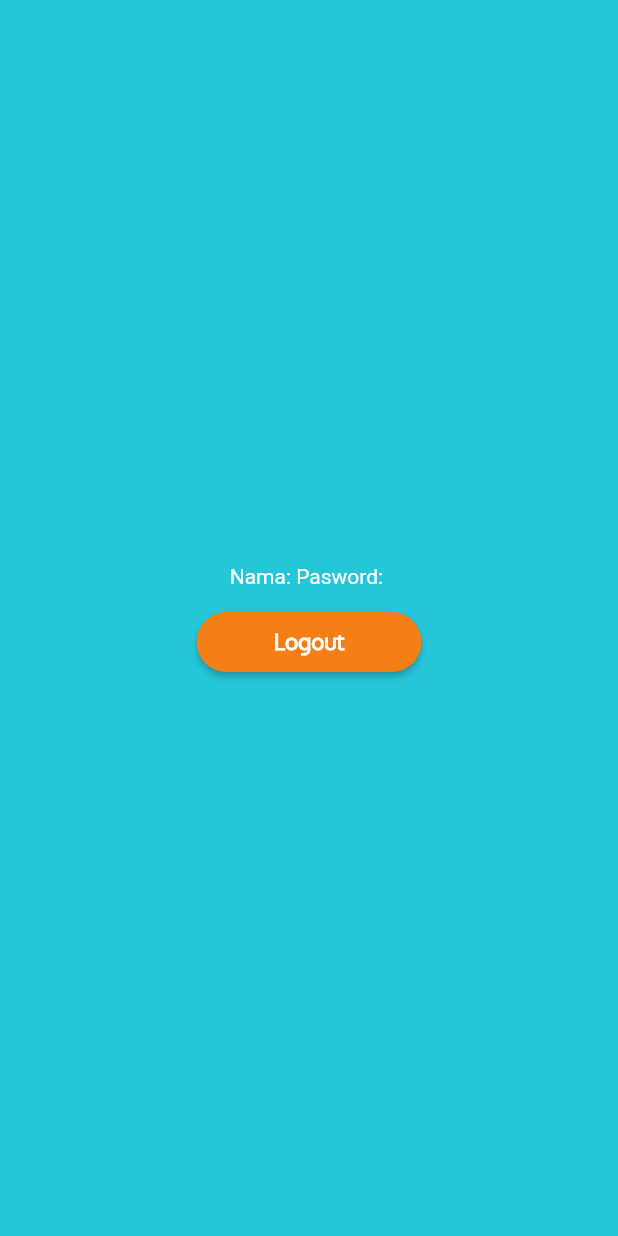
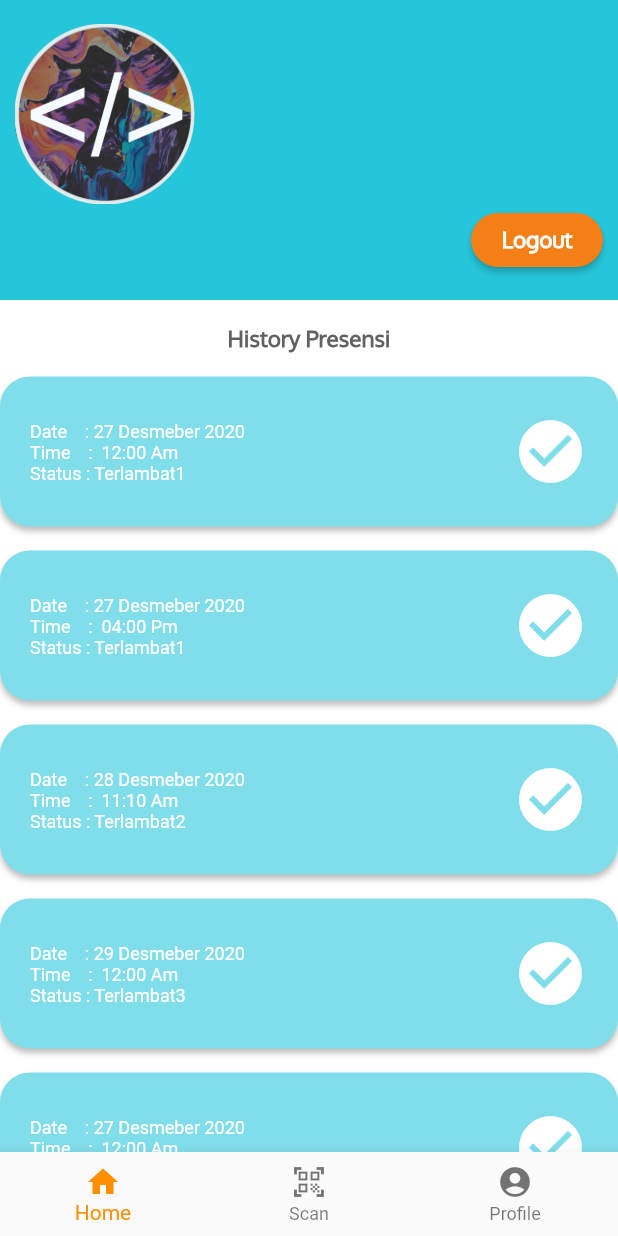
Before and after one commit to Rialga/PresensiMobile, a Flutter app: the screen it shows after launch, after a tap on "Login", on a phone screen of 412 x 824 dp. Run offline on Flutter 3.47's test engine with Material 2 defaults, Android fonts, the phone set to English and light mode, and no system bars; our stand-ins replace splashscreen.

Commit message:
done list view and silverAppBar

```diff
--- a/lib/dashboardPage.dart
+++ b/lib/dashboardPage.dart
@@ -1,28 +1,64 @@
 import 'package:flutter/material.dart';
+import 'package:persensi/loginPage.dart';
+import 'model/presensiHistory.dart';
 
-class DashboardPage extends StatelessWidget {
+class DashboardPage extends StatefulWidget {
   final String name, password;
   DashboardPage({@required this.name, @required this.password});
+  static const double _appBarBottomBtnPosition = 24.0;
+
+  @override
+  _DashboardPageState createState() => _DashboardPageState();
+}
+
+class _DashboardPageState extends State<DashboardPage> {
+  int _selectedIndex = 0;
+
+//change bottomBar
+  void _onItemTapped(int index) {
+    setState(() {
+      _selectedIndex = index;
+      if (index == 1) {
+        Navigator.pop(context);
+      }
+    });
+  }
 
   Widget build(BuildContext context) {
     return Scaffold(
+      backgroundColor: Colors.white,
+      body: NestedScrollView(
+        headerSliverBuilder: (context, isScrolled) {
+          return [
+            SliverAppBar(
+              pinned: true,
               backgroundColor: Colors.cyan[400],
-      body: Center(
-        child: SingleChildScrollView(
+              automaticallyImplyLeading: false,
+              expandedHeight: 200,
+              flexibleSpace: FlexibleSpaceBar(
+                title: Text(widget.name),
+                titlePadding: const EdgeInsets.only(left: 16, bottom: 10),
+                background: Container(
+                  margin: EdgeInsets.symmetric(vertical: 16.0),
                   child: Column(
-            children: [
+                    mainAxisAlignment: MainAxisAlignment.spaceEvenly,
+                    children: <Widget>[
                       Container(
-                child: Text(
-                  'Nama: ' + name + 'Pasword: ' + password,
-                  style: TextStyle(
-                    color: Colors.white,
+                        padding: const EdgeInsets.only(left: 10),
+                        child: Align(
+                          alignment: Alignment.centerLeft,
+                          child: Image.asset(
+                            'assets/images/Logo.png',
+                            fit: BoxFit.cover,
+                            width: 120,
+                            height: 120,
                           ),
                         ),
                       ),
                       Container(
-                width: 150,
-                height: 40,
-                margin: const EdgeInsets.only(top: 16),
+                        padding: const EdgeInsets.only(right: 10),
+                        child: Align(
+                          alignment: Alignment.topRight,
                           child: RaisedButton(
                             color: Colors.yellow[900],
                             shape: RoundedRectangleBorder(
@@ -42,10 +78,127 @@ class DashboardPage extends StatelessWidget {
                             },
                           ),
                         ),
+                      )
                     ],
                   ),
                 ),
               ),
+            ),
+          ];
+        },
+        body: SingleChildScrollView(
+          child: Column(
+            children: [
+              new Center(
+                child: Padding(
+                  padding: const EdgeInsets.only(top: 16),
+                  child: Text(
+                    'History Presensi',
+                    style: TextStyle(
+                      color: Colors.grey[700],
+                      fontSize: 15,
+                      fontFamily: 'Oxygen',
+                      fontWeight: FontWeight.bold,
+                    ),
+                  ),
+                ),
+              ),
+
+              // List Data
+              new Center(
+                child: ListView.builder(
+                  primary: false,
+                  shrinkWrap: true,
+                  itemCount: null == historyList ? 0 : historyList.length,
+                  itemBuilder: (context, index) {
+                    return Container(
+                      margin: const EdgeInsets.only(top: 16),
+                      width: 480,
+                      height: 100,
+                      decoration: BoxDecoration(
+                        color: Colors.cyan[200],
+                        borderRadius: BorderRadius.circular(20),
+                        boxShadow: [
+                          BoxShadow(
+                            color: Colors.grey[400],
+                            offset: Offset(0, 3),
+                            blurRadius: 3,
+                          ),
+                        ],
+                      ),
+                      child: Row(
+                        mainAxisAlignment: MainAxisAlignment.spaceBetween,
+                        children: [
+                          Container(
+                            margin: const EdgeInsets.only(left: 20, top: 30),
+                            child: Column(
+                              crossAxisAlignment: CrossAxisAlignment.start,
+                              children: [
+                                Text(
+                                  'Date    : ' + historyList[index].date,
+                                  style: TextStyle(
+                                    fontSize: 12,
+                                    color: Colors.white,
+                                  ),
+                                ),
+                                Text(
+                                  'Time    :  ' + historyList[index].time,
+                                  style: TextStyle(
+                                    fontSize: 12,
+                                    color: Colors.white,
+                                  ),
+                                ),
+                                Text(
+                                  'Status : Terlambat' +
+                                      historyList[index].status,
+                                  style: TextStyle(
+                                    fontSize: 12,
+                                    color: Colors.white,
+                                  ),
+                                ),
+                              ],
+                            ),
+                          ),
+                          Container(
+                            margin: const EdgeInsets.only(
+                              right: 20,
+                            ),
+                            alignment: Alignment.centerRight,
+                            child: Icon(
+                              Icons.check_circle,
+                              color: Colors.white,
+                              size: 50.0,
+                            ),
+                          ),
+                        ],
+                      ),
+                    );
+                  },
+                ),
+              ),
+            ],
+          ),
+        ),
+      ),
+      bottomNavigationBar: BottomNavigationBar(
+        items: const <BottomNavigationBarItem>[
+          BottomNavigationBarItem(
+            icon: Icon(Icons.home),
+            label: 'Home',
+          ),
+          BottomNavigationBarItem(
+            icon: Icon(Icons.qr_code_scanner),
+            label: 'Scan',
+          ),
+          BottomNavigationBarItem(
+            icon: Icon(Icons.account_circle),
+            label: 'Profile',
+          ),
+        ],
+        currentIndex: _selectedIndex,
+        selectedItemColor: Colors.amber[800],
+        onTap: _onItemTapped,
+      ),
     );
   }
 }
--- a/lib/loginPage.dart
+++ b/lib/loginPage.dart
@@ -57,7 +57,7 @@ class _LoginPageState extends State<LoginPage> {
                   ),
                 ),
 
-                // email field
+                // name field
                 new Container(
                   width: 250,
                   height: 40,
@@ -71,7 +71,7 @@ class _LoginPageState extends State<LoginPage> {
                     decoration: InputDecoration(
                       filled: true,
                       fillColor: Colors.white,
-                      hintText: 'E-mail',
+                      hintText: 'Nama',
                       contentPadding: const EdgeInsets.only(
                           left: 16.0, bottom: 11.0, right: 16),
                       focusedBorder: OutlineInputBorder(
--- /dev/null
+++ b/lib/model/presensiHistory.dart
@@ -0,0 +1,64 @@
+class PresensiHistory {
+  String date;
+  String time;
+  String status;
+
+  PresensiHistory({
+    this.date,
+    this.time,
+    this.status,
+  });
+}
+
+var historyList = [
+  PresensiHistory(
+    date: '27 Desmeber 2020',
+    time: '12:00 Am',
+    status: '1',
+  ),
+  PresensiHistory(
+    date: '27 Desmeber 2020',
+    time: '04:00 Pm',
+    status: '1',
+  ),
+  PresensiHistory(
+    date: '28 Desmeber 2020',
+    time: '11:10 Am',
+    status: '2',
+  ),
+  PresensiHistory(
+    date: '29 Desmeber 2020',
+    time: '12:00 Am',
+    status: '3',
+  ),
+  PresensiHistory(
+    date: '27 Desmeber 2020',
+    time: '12:00 Am',
+    status: '2',
+  ),
+  PresensiHistory(
+    date: '27 Desmeber 2020',
+    time: '12:00 Am',
+    status: '3',
+  ),
+  PresensiHistory(
+    date: '27 Desmeber 2020',
+    time: '12:00 Am',
+    status: '1',
+  ),
+  PresensiHistory(
+    date: '27 Desmeber 2020',
+    time: '12:00 Am',
+    status: '1',
+  ),
+  PresensiHistory(
+    date: '27 Desmeber 2020',
+    time: '12:00 Am',
+    status: '2',
+  ),
+  PresensiHistory(
+    date: '27 Desmeber 2020',
+    time: '12:00 Am',
+    status: '2',
+  ),
+];
```
Lines whose indentation alone changed are shown as unchanged.
